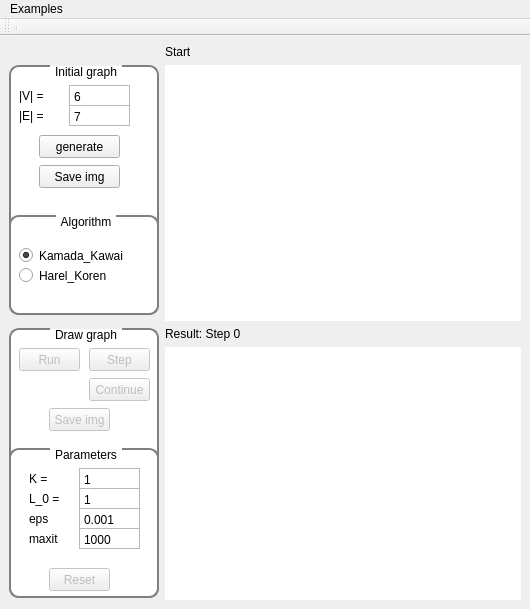
Above: MachineLeraning/Project/GraphDrawing/mainwindow.ui from tikhoncheva/uni before the change. Below: the same form after it.
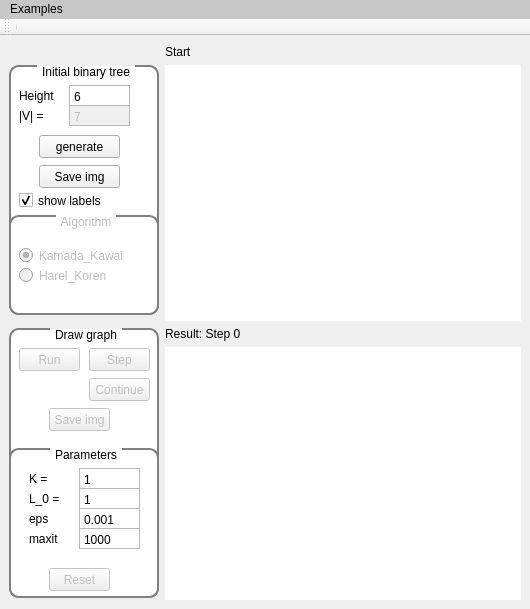
That is the form after the change. Custom widgets are drawn as their Qt base class.

Commit message: Algorithm of HarelKoren behaves strange added big graph example ToDo: check algorithm of HarelKoren for errors!!!!

Diff of the .ui file:
```diff
--- a/MachineLeraning/Project/GraphDrawing/mainwindow.ui
+++ b/MachineLeraning/Project/GraphDrawing/mainwindow.ui
@@ -134,7 +134,7 @@
  }</string>
       </property>
       <property name="title">
-       <string>Initial graph</string>
+       <string>Initial binary tree</string>
       </property>
       <widget class="QTextEdit" name="textEdit_nV">
        <property name="geometry">
@@ -178,7 +178,7 @@
         </rect>
        </property>
        <property name="text">
-        <string>|V| = </string>
+        <string>Height</string>
        </property>
       </widget>
       <widget class="QLabel" name="label_2">
@@ -191,10 +191,13 @@
         </rect>
        </property>
        <property name="text">
-        <string>|E| = </string>
+        <string>|V| = </string>
        </property>
       </widget>
-      <widget class="QTextEdit" name="textEdit_nE">
+      <widget class="QTextEdit" name="textEdit_nV">
+       <property name="enabled">
+        <bool>false</bool>
+       </property>
        <property name="geometry">
         <rect>
          <x>60</x>
@@ -247,6 +250,9 @@
        </property>
       </widget>
       <widget class="QGroupBox" name="groupBox_Algorithm">
+       <property name="enabled">
+        <bool>false</bool>
+       </property>
        <property name="geometry">
         <rect>
          <x>0</x>
@@ -322,6 +328,22 @@
         </property>
        </widget>
       </widget>
+      <widget class="QCheckBox" name="cBox_ShowLabels">
+       <property name="geometry">
+        <rect>
+         <x>10</x>
+         <y>125</y>
+         <width>111</width>
+         <height>21</height>
+        </rect>
+       </property>
+       <property name="text">
+        <string>show labels</string>
+       </property>
+       <property name="checked">
+        <bool>true</bool>
+       </property>
+      </widget>
      </widget>
     </item>
     <item row="3" column="0" rowspan="2">
@@ -668,6 +690,11 @@
      <height>20</height>
     </rect>
    </property>
+   <property name="styleSheet">
+    <string notr="true">QMenuBar{
+background: rgb(199, 199, 199)
+}</string>
+   </property>
    <widget class="QMenu" name="menuExamples">
     <property name="title">
      <string>Examples</string>
```
Left out of the diff: 27 changed lines with no effect on the pictures. The commit also changes 29 other files.
